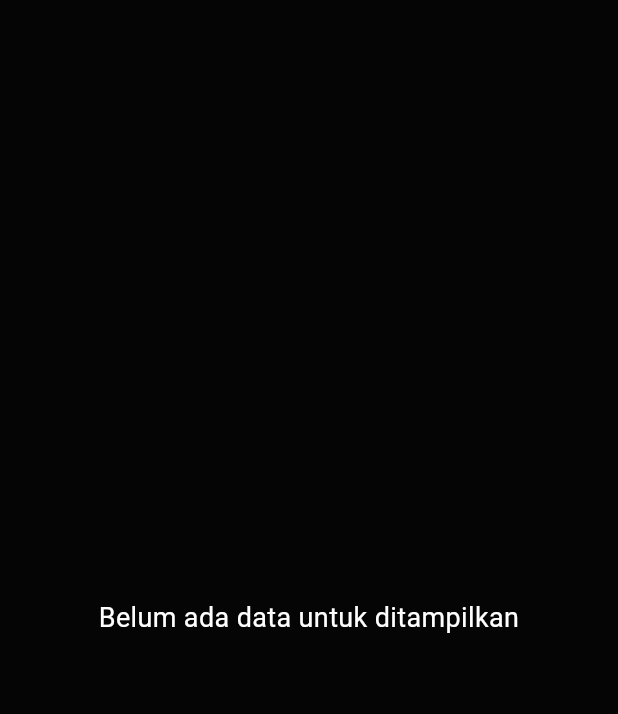
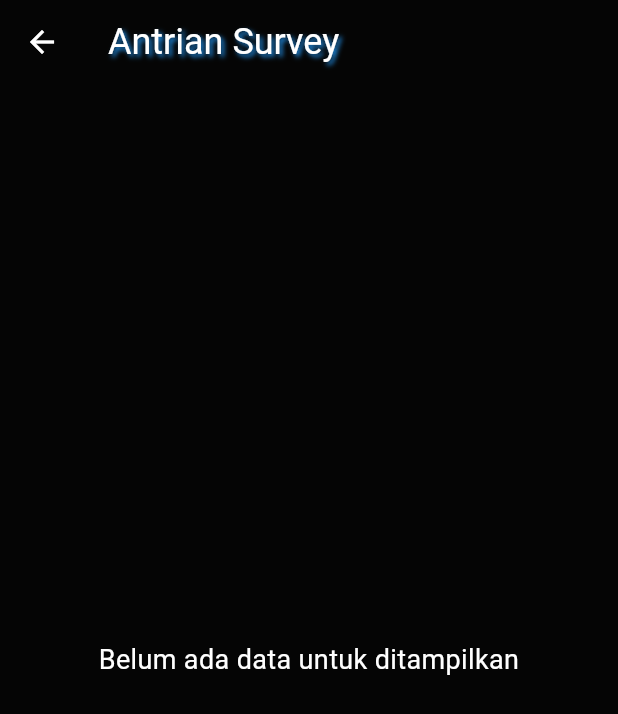
Before and after one commit to aarif29/WorkflowPLN, a Flutter app: the AntrianScreen screen opened directly with empty values, on a phone screen of 412 x 824 dp. Shown: the top 714 px of the screen. Run offline on Flutter 3.47's test engine with Material 3 defaults, Android fonts, the phone set to English and light mode, and no system bars.

Commit message:
update tema

```diff
--- a/lib/antrian.dart
+++ b/lib/antrian.dart
@@ -26,6 +26,27 @@ class _AntrianScreenState extends State<AntrianScreen> {
   @override
   Widget build(BuildContext context) {
     return Scaffold(
+      appBar: AppBar(
+        title: Text(
+          'Antrian Survey',
+          style: TextStyle(
+            color: Colors.white, // Change title color to white
+            fontSize: 24.0, // Increase font size
+            shadows: [
+              Shadow(
+                color: Colors.blue, // Add blue shadow
+                offset: Offset(2.0, 2.0), // Shadow offset
+                blurRadius: 4.0, // Shadow blur radius
+              ),
+            ],
+          ),
+        ),
+        backgroundColor: Colors.black87, // Make the AppBar background black
+        iconTheme: IconThemeData(
+          color: Colors.white,
+        ), // Change back button color to white
+        elevation: 0, // Remove shadow
+      ),
       body: Container(
         color: Colors.black87,
         child: Padding(
--- a/lib/dashboard.dart
+++ b/lib/dashboard.dart
@@ -47,7 +47,7 @@ class DashboardScreen extends StatelessWidget {
                 height: 80.0,
                 child: ElevatedButton(
                   style: ElevatedButton.styleFrom(
-                    backgroundColor: Colors.grey[800],
+                    backgroundColor: Colors.grey[850],
                     foregroundColor: Colors.white,
                     shape: RoundedRectangleBorder(
                       borderRadius: BorderRadius.circular(8.0),
@@ -78,7 +78,7 @@ class DashboardScreen extends StatelessWidget {
                 height: 80.0,
                 child: ElevatedButton(
                   style: ElevatedButton.styleFrom(
-                    backgroundColor: Colors.grey[800],
+                    backgroundColor: Colors.grey[850],
                     foregroundColor: Colors.white,
                     shape: RoundedRectangleBorder(
                       borderRadius: BorderRadius.circular(8.0),
--- a/lib/login_screen.dart
+++ b/lib/login_screen.dart
@@ -12,6 +12,7 @@ class _LoginScreenState extends State<LoginScreen> {
   final _formKey = GlobalKey<FormState>();
   String _user = '';
   String _password = '';
+
 
   void _attemptLogin() {
     if (_formKey.currentState!.validate()) {
--- a/lib/permohonan_baru.dart
+++ b/lib/permohonan_baru.dart
@@ -94,7 +94,7 @@ class _PermohonanBaruScreenState extends State<PermohonanBaruScreen> {
       height: 80.0,
       child: ElevatedButton(
         style: ElevatedButton.styleFrom(
-          backgroundColor: Colors.grey[800],
+          backgroundColor: Colors.grey[850],
           foregroundColor: Colors.white,
           shape: RoundedRectangleBorder(
             borderRadius: BorderRadius.circular(8.0),
```
